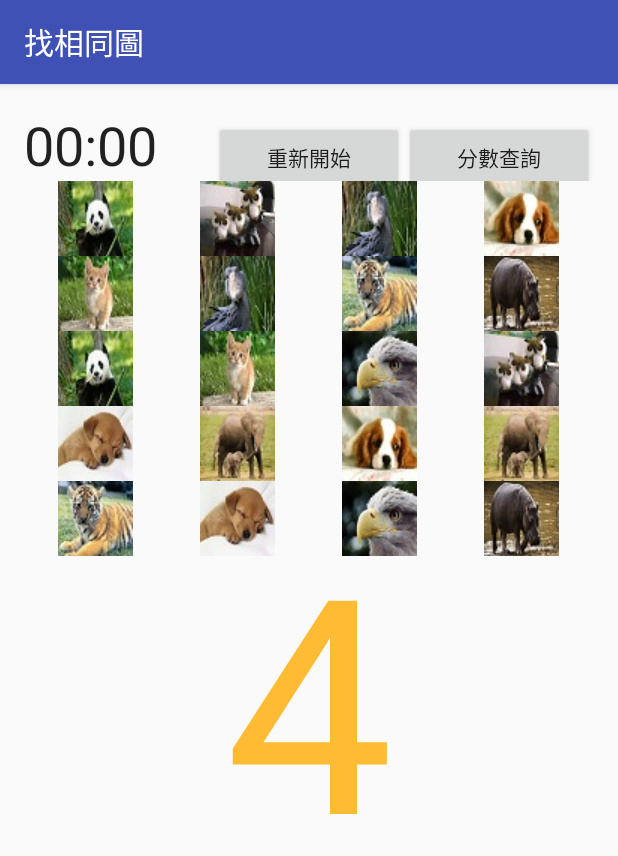
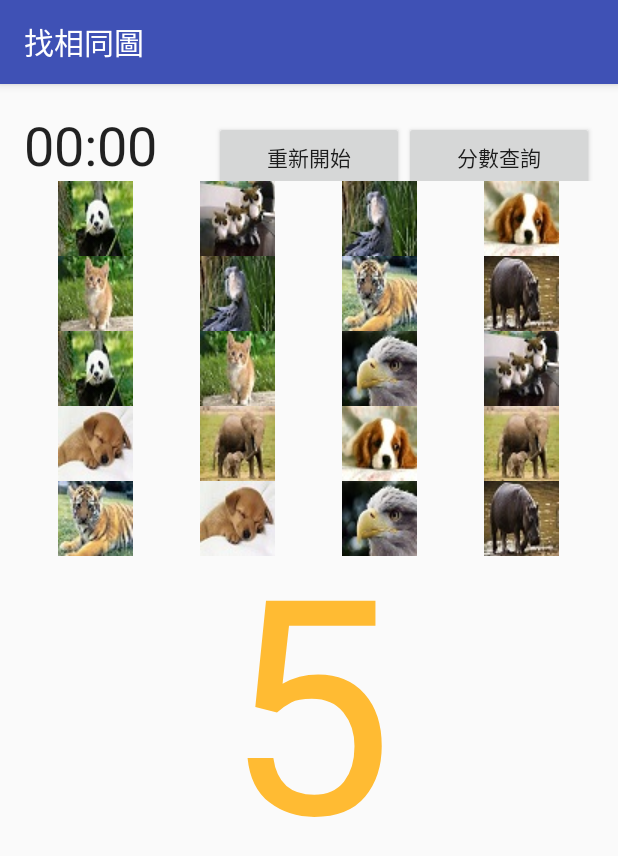
Before and after one commit to CarryJone/my_game, an Android app: the Photo screen opened directly, with no data from a screen before it, after a tap on an icon or button, on a phone screen of 412 x 824 dp. Shown: the top 856 px of the screen. Run offline under Robolectric (Android 15) with nearby library versions, the phone set to English and light mode, and no system bars; 2 other taps on this screen came first.

Commit message:
圖片遊戲小功能修改

```diff
--- a/my_game/src/main/java/com/example/my_game/photo/Photo.java
+++ b/my_game/src/main/java/com/example/my_game/photo/Photo.java
@@ -70,12 +70,23 @@ public class Photo extends AppCompatActivity {
         handler = new Handler();
         gv01 = (GridView) findViewById(R.id.gv01);
         textView = (TextView) findViewById(R.id.textView20);
-        ctime = new CountDownTimer(10000,1000) {
+        ctime = new CountDownTimer(11000,1000) {
             @Override
             public void onTick(long millisUntilFinished) {
                 count = -1;
                 textView.setVisibility(View.VISIBLE);
-                textView.setText(millisUntilFinished/1000+"");
+                int n = ((int)millisUntilFinished/1000);
+                if(n != 1) {
+                    textView.setText(millisUntilFinished / 1000 + "");
+                }else{
+                    textView.setText("1");
+                    handler.postDelayed(new Runnable() {
+                        @Override
+                        public void run() {
+                           textView.setText("Go");
+                        }
+                    },500);
+                }
             }
 
             @Override
--- a/my_game/src/main/java/com/example/my_game/photo/PhotoAdapter.java
+++ b/my_game/src/main/java/com/example/my_game/photo/PhotoAdapter.java
@@ -46,7 +46,9 @@ public class PhotoAdapter extends BaseAdapter {
     public View getView(int position, View convertView, ViewGroup parent) {
         handler = new android.os.Handler();
         View v = LayoutInflater.from(mcontext).inflate(R.layout.imrow, null);
+
         final ImageView image = (ImageView) v.findViewById(R.id.imageView);
+
         Map<String, Object> map = new HashMap<>();
         map = list.get(position);
         final int photo = (Integer) map.get("image");
--- /dev/null
+++ b/my_game/src/main/res/drawable/image_type.xml
@@ -0,0 +1,4 @@
+<?xml version="1.0" encoding="utf-8"?>
+<selector xmlns:android="http://schemas.android.com/apk/res/android">
+    <item android:state_pressed="true" android:drawable="@drawable/ipod" />
+</selector>
--- a/my_game/src/main/res/layout/imrow.xml
+++ b/my_game/src/main/res/layout/imrow.xml
@@ -2,6 +2,6 @@
 <ImageView xmlns:android="http://schemas.android.com/apk/res/android"
     xmlns:app="http://schemas.android.com/apk/res-auto"
     android:id="@+id/imageView"
-    android:layout_width="70dp"
-    android:layout_height="70dp"
+    android:layout_width="wrap_content"
+    android:layout_height="wrap_content"
     android:layout_margin="3pt" />
```
